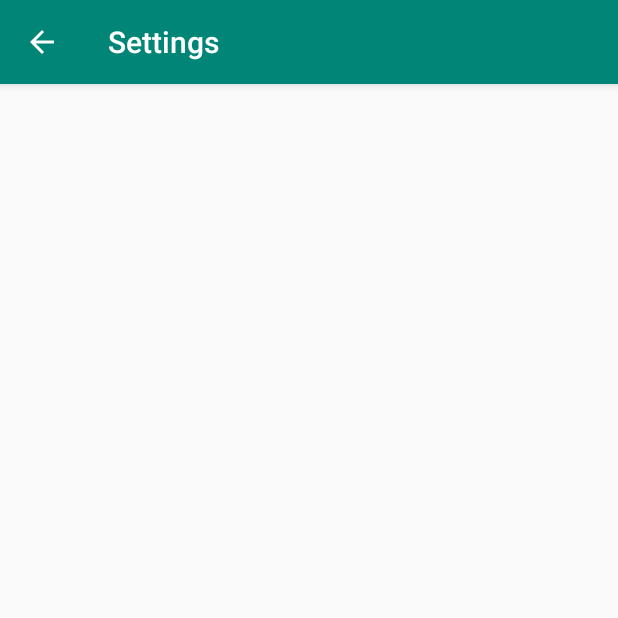
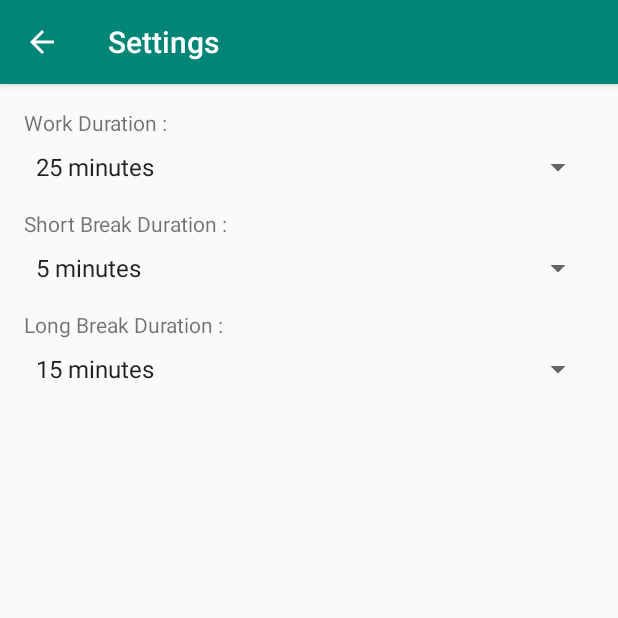
Before and after one commit to google-udacity-india-scholars/abnd-track-pomodoro-timer-app, an Android app: the screen it shows after launch (SettingsActivity), after a tap on "SETTINGS", on a phone screen of 412 x 824 dp, the top half of it. Run offline under Robolectric (Android 15) with nearby library versions, the phone set to English and light mode, and no system bars; our stand-ins replace ButterKnife.

Commit message:
Created Basic Settings Activity Layout (#12)
* Created Basic Settings Activity Layout
* added the butterknife library

```diff
--- a/app/build.gradle
+++ b/app/build.gradle
@@ -22,6 +22,8 @@ dependencies {
     implementation fileTree(dir: 'libs', include: ['*.jar'])
     implementation 'com.android.support:appcompat-v7:28.0.0'
     implementation 'com.android.support.constraint:constraint-layout:1.1.3'
+    implementation 'com.jakewharton:butterknife:9.0.0-rc1'
+    annotationProcessor 'com.jakewharton:butterknife-compiler:9.0.0-rc1'
     testImplementation 'junit:junit:4.12'
     androidTestImplementation 'com.android.support.test:runner:1.0.2'
     androidTestImplementation 'com.android.support.test.espresso:espresso-core:3.0.2'
--- a/app/src/main/java/gis2018/udacity/pomodoro/MainActivity.java
+++ b/app/src/main/java/gis2018/udacity/pomodoro/MainActivity.java
@@ -8,6 +8,9 @@ import android.util.Log;
 import android.view.View;
 import android.widget.Button;
 
+import butterknife.BindView;
+import butterknife.ButterKnife;
+
 public class MainActivity extends AppCompatActivity implements View.OnClickListener {
 
     private static final String LOG_TAG = "pomodoro Issue-1 Test";
@@ -15,7 +18,8 @@ public class MainActivity extends AppCompatActivity implements View.OnClickListe
     private static final long TIME_INTERVAL = 1000; // Time Interval is 1 second
     private static final String COUNTDOWN_FINISHED_MESSAGE = "CountDown Finished";
 
-    private Button settingsButton;
+    @BindView(R.id.settings_button_main)
+    Button settingsButton;
 
     @Override
     protected void onCreate(Bundle savedInstanceState) {
@@ -23,7 +27,7 @@ public class MainActivity extends AppCompatActivity implements View.OnClickListe
         setContentView(R.layout.activity_main);
         countDownTimerBuilder().start(); // start method starts the CountDownTimer
 
-        settingsButton = findViewById(R.id.settings_button_main);
+        ButterKnife.bind(this);
         settingsButton.setOnClickListener(this);
     }
 
--- a/app/src/main/java/gis2018/udacity/pomodoro/SettingsActivity.java
+++ b/app/src/main/java/gis2018/udacity/pomodoro/SettingsActivity.java
@@ -2,12 +2,57 @@ package gis2018.udacity.pomodoro;
 
 import android.support.v7.app.AppCompatActivity;
 import android.os.Bundle;
+import android.widget.ArrayAdapter;
+import android.widget.Spinner;
+
+import butterknife.BindView;
+import butterknife.ButterKnife;
 
 public class SettingsActivity extends AppCompatActivity {
+
+    @BindView(R.id.work_duration_spinner)
+    Spinner workDurationSpinner;
+    @BindView(R.id.short_break_duration_spinner)
+    Spinner shortBreakDurationSpinner;
+    @BindView(R.id.long_break_duration_spinner)
+    Spinner longBreakDurationSpinner;
 
     @Override
     protected void onCreate(Bundle savedInstanceState) {
         super.onCreate(savedInstanceState);
         setContentView(R.layout.activity_settings);
+
+        ButterKnife.bind(this);
+
+        initSpinner();
+    }
+
+    /**
+     * Separate method to populate the spinners
+     * This will keep the onCreate() method clean
+     */
+    private void initSpinner() {
+        // Create an array adapter for all three spinners using the string array
+        ArrayAdapter<CharSequence> workDurationAdapter = ArrayAdapter.createFromResource(this,
+                R.array.work_duration_array, android.R.layout.simple_spinner_item);
+        ArrayAdapter<CharSequence> shortBreakDurationAdapter = ArrayAdapter.createFromResource(this,
+                R.array.short_break_duration_array, android.R.layout.simple_spinner_item);
+        ArrayAdapter<CharSequence> longBreakDurationAdapter = ArrayAdapter.createFromResource(this,
+                R.array.long_break_duration_array, android.R.layout.simple_spinner_item);
+
+        // Layout to use when list of choices appears
+        workDurationAdapter.setDropDownViewResource(android.R.layout.simple_spinner_dropdown_item);
+        shortBreakDurationAdapter.setDropDownViewResource(android.R.layout.simple_spinner_dropdown_item);
+        longBreakDurationAdapter.setDropDownViewResource(android.R.layout.simple_spinner_dropdown_item);
+
+        // Apply the adapter to the spinner
+        workDurationSpinner.setAdapter(workDurationAdapter);
+        shortBreakDurationSpinner.setAdapter(shortBreakDurationAdapter);
+        longBreakDurationSpinner.setAdapter(longBreakDurationAdapter);
+
+        // Set the default selection
+        workDurationSpinner.setSelection(1);
+        shortBreakDurationSpinner.setSelection(1);
+        longBreakDurationSpinner.setSelection(1);
     }
 }
--- a/app/src/main/res/layout/activity_settings.xml
+++ b/app/src/main/res/layout/activity_settings.xml
@@ -6,4 +6,66 @@
     android:layout_height="match_parent"
     tools:context=".SettingsActivity">
 
+    <TextView
+        android:id="@+id/work_duration_text_label"
+        android:layout_width="wrap_content"
+        android:layout_height="wrap_content"
+        android:layout_marginStart="16dp"
+        android:layout_marginTop="16dp"
+        android:text="@string/work_duration"
+        app:layout_constraintStart_toStartOf="parent"
+        app:layout_constraintTop_toTopOf="parent" />
+
+    <Spinner
+        android:id="@+id/work_duration_spinner"
+        android:layout_width="0dp"
+        android:layout_height="wrap_content"
+        android:layout_marginStart="16dp"
+        android:layout_marginTop="8dp"
+        android:layout_marginEnd="16dp"
+        app:layout_constraintEnd_toEndOf="parent"
+        app:layout_constraintStart_toStartOf="parent"
+        app:layout_constraintTop_toBottomOf="@+id/work_duration_text_label" />
+
+    <TextView
+        android:id="@+id/short_break_duration_text_label"
+        android:layout_width="wrap_content"
+        android:layout_height="wrap_content"
+        android:layout_marginStart="16dp"
+        android:layout_marginTop="16dp"
+        android:text="@string/short_break_duration"
+        app:layout_constraintStart_toStartOf="parent"
+        app:layout_constraintTop_toBottomOf="@+id/work_duration_spinner" />
+
+    <Spinner
+        android:id="@+id/short_break_duration_spinner"
+        android:layout_width="0dp"
+        android:layout_height="wrap_content"
+        android:layout_marginStart="16dp"
+        android:layout_marginTop="8dp"
+        android:layout_marginEnd="16dp"
+        app:layout_constraintEnd_toEndOf="parent"
+        app:layout_constraintStart_toStartOf="parent"
+        app:layout_constraintTop_toBottomOf="@+id/short_break_duration_text_label" />
+
+    <TextView
+        android:id="@+id/long_break_duration_text_label"
+        android:layout_width="wrap_content"
+        android:layout_height="wrap_content"
+        android:layout_marginStart="16dp"
+        android:layout_marginTop="16dp"
+        android:text="@string/long_break_duration"
+        app:layout_constraintStart_toStartOf="parent"
+        app:layout_constraintTop_toBottomOf="@+id/short_break_duration_spinner" />
+
+    <Spinner
+        android:id="@+id/long_break_duration_spinner"
+        android:layout_width="0dp"
+        android:layout_height="wrap_content"
+        android:layout_marginStart="16dp"
+        android:layout_marginTop="8dp"
+        android:layout_marginEnd="16dp"
+        app:layout_constraintEnd_toEndOf="parent"
+        app:layout_constraintStart_toStartOf="parent"
+        app:layout_constraintTop_toBottomOf="@+id/long_break_duration_text_label" />
 </android.support.constraint.ConstraintLayout>
--- a/app/src/main/res/values/strings.xml
+++ b/app/src/main/res/values/strings.xml
@@ -1,3 +1,25 @@
 <resources>
     <string name="app_name">Pomodoro - get more done, faster</string>
+    <string name="work_duration">Work Duration :</string>
+    <string name="short_break_duration">Short Break Duration :</string>
+    <string name="long_break_duration">Long Break Duration :</string>
+    <string-array name="work_duration_array">
+        <item>20 minutes</item>
+        <item>25 minutes</item>
+        <item>30 minutes</item>
+        <item>40 minutes</item>
+        <item>55 minutes</item>
+    </string-array>
+    <string-array name="short_break_duration_array">
+        <item>3 minutes</item>
+        <item>5 minutes</item>
+        <item>10 minutes</item>
+        <item>15 minutes</item>
+    </string-array>
+    <string-array name="long_break_duration_array">
+        <item>10 minutes</item>
+        <item>15 minutes</item>
+        <item>20 minutes</item>
+        <item>25 minutes</item>
+    </string-array>
 </resources>
```
